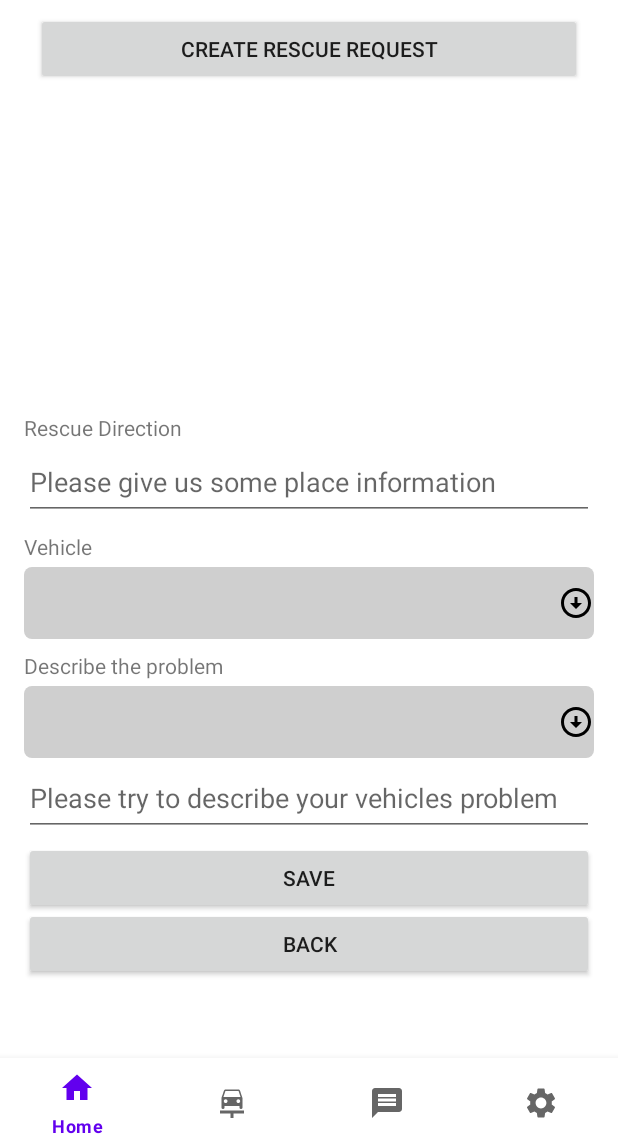
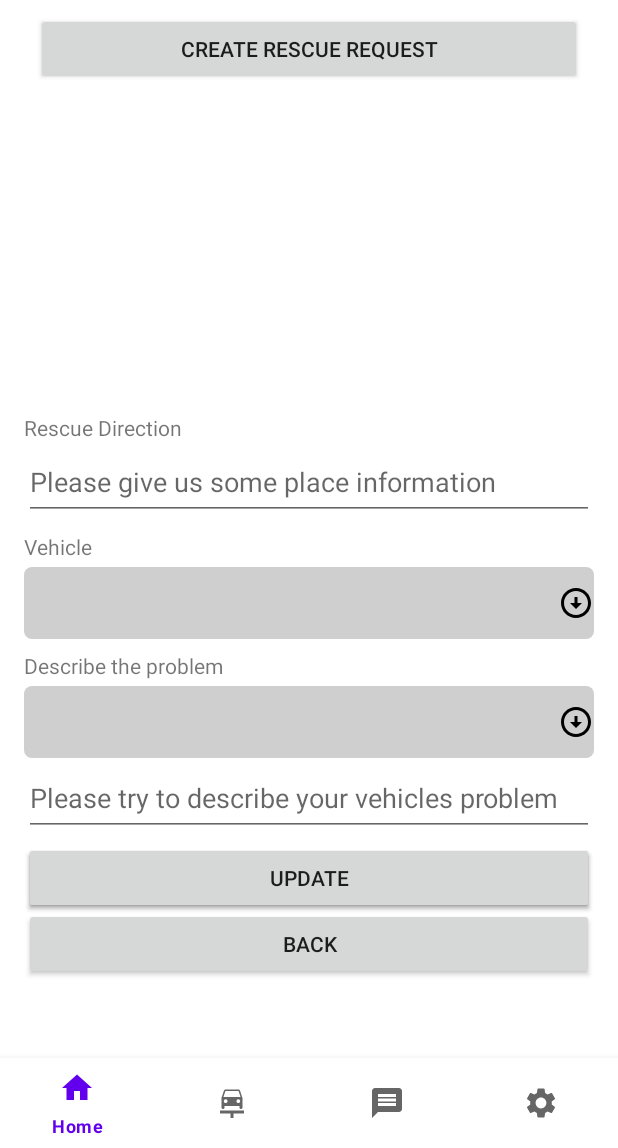
Before and after one commit to marifoglu/On-Road-Vehicle-Breakdown-Help-Assistant, an Android app: the fragment RescueFragment placed in its activity, on a phone screen of 412 x 824 dp, the part 88-1236 px from its top. Run offline under Robolectric (Android 15) with nearby library versions, the phone set to English and light mode, and no system bars; our stand-ins replace Firebase (no records; nobody signed in at launch, a user with empty details on screens opened directly); 2 statements that could not run were skipped.

Commit message:
Update button added for RescueFragment

```diff
--- a/app/src/main/res/layout/fragment_rescue.xml
+++ b/app/src/main/res/layout/fragment_rescue.xml
@@ -155,6 +155,19 @@
             tools:ignore="DuplicateClickableBoundsCheck" />
 
         <androidx.appcompat.widget.AppCompatButton
+            android:id="@+id/updateButton"
+            android:layout_width="match_parent"
+            android:layout_height="wrap_content"
+            android:layout_marginStart="16dp"
+            android:layout_marginTop="4dp"
+            android:layout_marginEnd="16dp"
+            android:text="Update"
+            app:layout_constraintEnd_toEndOf="parent"
+            app:layout_constraintStart_toStartOf="parent"
+            app:layout_constraintTop_toBottomOf="@+id/describeProblem"
+            tools:ignore="DuplicateClickableBoundsCheck" />
+
+        <androidx.appcompat.widget.AppCompatButton
             android:id="@+id/goBackRescueButton"
             android:layout_width="match_parent"
             android:layout_height="wrap_content"
```
Also changed, not shown: app/src/main/java/com/darth/on_road_vehicle_breakdown_help/view/RescueFragment.kt (+48 -59 lines).
